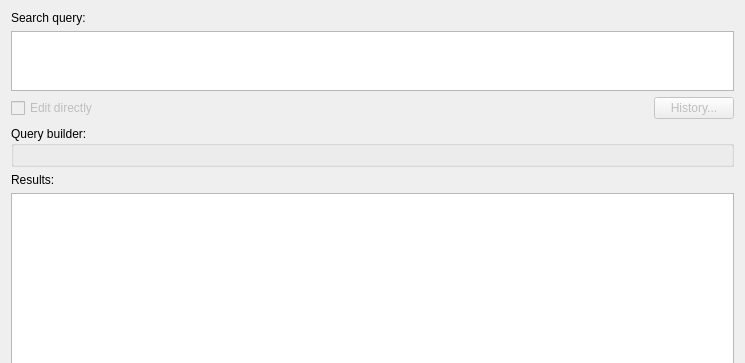
Qt form src/corelibs/U2Gui/src/util/ui/SearchGenbankSequenceDialog.ui (violethaze74/ugene) before a commit; both pictures show x 0 to 745 and y 0 to 363 of the 745 by 537 pixel window.
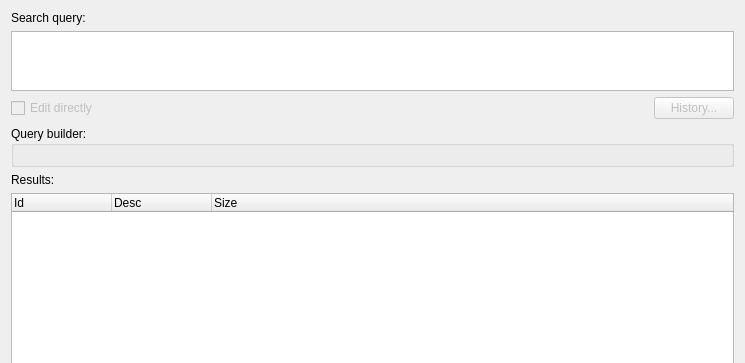
The same form after that commit.

Commit message: UGENE-365: add implementation of EntrezSearchTask

```diff
--- a/src/corelibs/U2Gui/src/util/ui/SearchGenbankSequenceDialog.ui
+++ b/src/corelibs/U2Gui/src/util/ui/SearchGenbankSequenceDialog.ui
@@ -87,7 +87,23 @@
     </widget>
    </item>
    <item>
-    <widget class="QTableWidget" name="tableWidget"/>
+    <widget class="QTreeWidget" name="treeWidget">
+     <column>
+      <property name="text">
+       <string>Id</string>
+      </property>
+     </column>
+     <column>
+      <property name="text">
+       <string>Desc</string>
+      </property>
+     </column>
+     <column>
+      <property name="text">
+       <string>Size</string>
+      </property>
+     </column>
+    </widget>
    </item>
    <item>
     <layout class="QHBoxLayout" name="horizontalLayout_2">
```
The commit also changes 4 other files.
